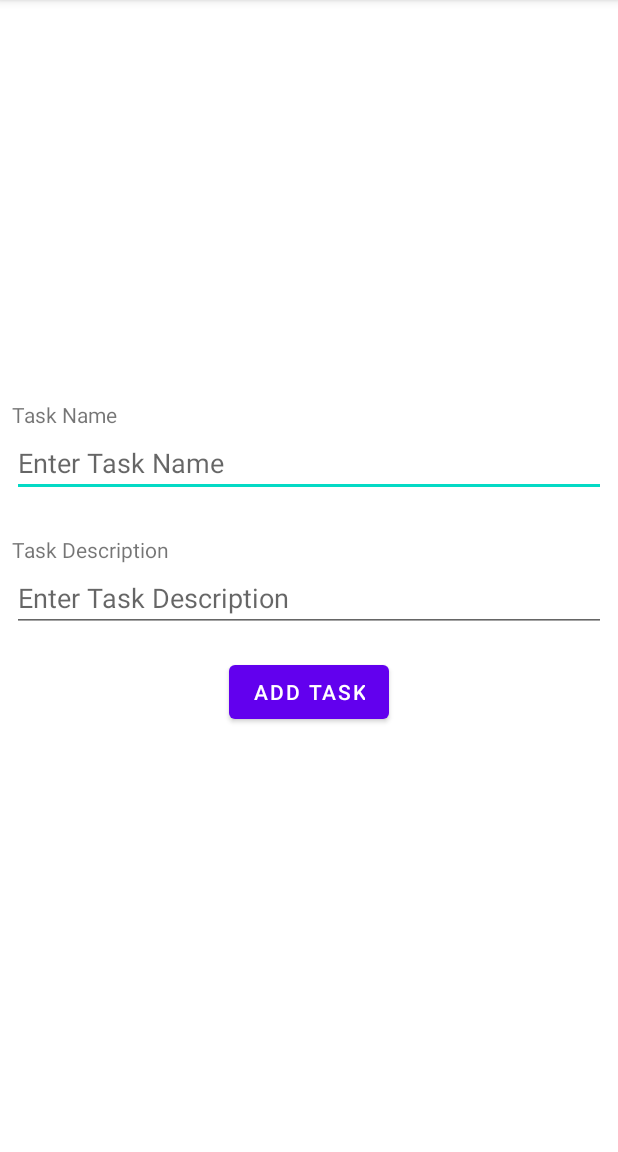
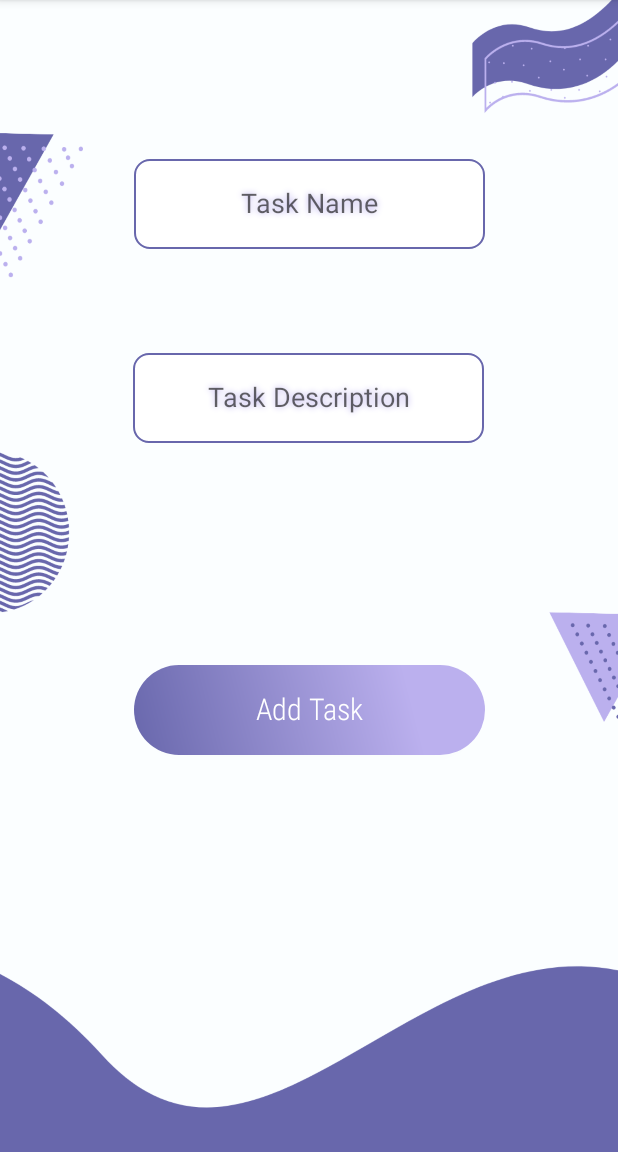
Before and after one commit to Haddadmj/TaskTimerApp, an Android app: the AddTask screen opened directly, with no data from a screen before it, on a phone screen of 412 x 824 dp, the part 84-1236 px from its top. Run offline under Robolectric (Android 15) with nearby library versions, the phone set to English and light mode, and no system bars; our stand-ins replace Firebase (no records; nobody signed in at launch, a user with empty details on screens opened directly).

Commit message:
TaskTimer Done with Design

```diff
--- a/app/src/main/java/com/mohammad/tasktimerapp/RVAdapte.kt
+++ b/app/src/main/java/com/mohammad/tasktimerapp/RVAdapte.kt
@@ -29,7 +29,7 @@ class RVAdapte(private val list: List<Task>) : RecyclerView.Adapter<RVAdapte.Vie
         countDownTimer.text = task.totalTimeSt
         holder.binding.apply {
             var running = false
-            tvTaskName.text = task._taskName
+            tvTaskName.text = "${task._taskName}\n${task.taskDescription}"
             Log.d("Timer", "onBindViewHolder: ${tvTaskName.gravity}")
             llCard.addView(countDownTimer)
         }
--- a/app/src/main/java/com/mohammad/tasktimerapp/RVAdapter.kt
+++ b/app/src/main/java/com/mohammad/tasktimerapp/RVAdapter.kt
@@ -35,7 +35,7 @@ class RVAdapter(private val list: List<Task>, private val activity: ViewTasks) :
         countDownTimer.gravity = 17
         holder.binding.apply {
             var running = false
-            tvTaskName.text = task._taskName
+            tvTaskName.text = "${task._taskName} : ${task.taskDescription}"
             Log.d("Timer", "onBindViewHolder: ${tvTaskName.gravity}")
             llCard.addView(countDownTimer)
             cvTask.setOnClickListener {
--- /dev/null
+++ b/app/src/main/res/drawable-v24/background.xml
@@ -0,0 +1,10 @@
+<?xml version="1.0" encoding="utf-8"?>
+<shape xmlns:android="http://schemas.android.com/apk/res/android"
+    android:shape="rectangle">
+
+    <gradient
+        android:angle="90"
+        android:startColor="#beafc2"
+        android:endColor="#6A2691"
+        android:type="linear" />
+</shape>
--- /dev/null
+++ b/app/src/main/res/drawable-v24/buttonshape.xml
@@ -0,0 +1,24 @@
+<?xml version="1.0" encoding="utf-8"?>
+<shape xmlns:android="http://schemas.android.com/apk/res/android" android:shape="rectangle" >
+    <corners
+        android:radius="100dp"
+        />
+    <gradient
+        android:angle="45"
+        android:centerX="78%"
+        android:centerColor="#BBB0EE"
+        android:startColor="#6867AC"
+        android:endColor="#BBB0EE"
+        android:type="linear"
+        />
+    <padding
+        android:left="0dp"
+        android:top="0dp"
+        android:right="0dp"
+        android:bottom="2dp"
+        />
+    <size
+        android:width="234dp"
+        android:height="60dp"
+        />
+</shape>
--- /dev/null
+++ b/app/src/main/res/drawable-v24/etshape.xml
@@ -0,0 +1,28 @@
+<?xml version="1.0" encoding="utf-8"?>
+<shape xmlns:android="http://schemas.android.com/apk/res/android" android:shape="rectangle" >
+    <corners
+        android:radius="10dp"
+        />
+    <gradient
+        android:angle="50"
+        android:centerX="78%"
+        android:centerColor="#ffffff"
+        android:startColor="#ffffff"
+        android:endColor="#ffffff"
+        android:type="linear"
+        />
+    <padding
+        android:left="0dp"
+        android:top="0dp"
+        android:right="0dp"
+        android:bottom="2dp"
+        />
+    <size
+        android:width="234dp"
+        android:height="60dp"
+        />
+    <stroke
+        android:width="1dp"
+        android:color="#6867AC"
+        />
+</shape>
--- a/app/src/main/res/layout/activity_add_task.xml
+++ b/app/src/main/res/layout/activity_add_task.xml
@@ -4,54 +4,60 @@
     xmlns:tools="http://schemas.android.com/tools"
     android:layout_width="match_parent"
     android:layout_height="match_parent"
-    android:layout_margin="8dp"
+    android:background="@drawable/bg_add"
     tools:context=".AddTask">
-
-    <LinearLayout
-        android:layout_width="match_parent"
-        android:layout_height="wrap_content"
-        android:orientation="vertical"
-        app:layout_constraintBottom_toBottomOf="parent"
-        app:layout_constraintEnd_toEndOf="parent"
-        app:layout_constraintStart_toStartOf="parent"
-        app:layout_constraintTop_toTopOf="parent">
-
-        <TextView
-            android:layout_width="match_parent"
-            android:layout_height="wrap_content"
-            android:text="Task Name" />
 
     <EditText
         android:id="@+id/etTaskName"
-            android:layout_width="match_parent"
+        android:layout_width="wrap_content"
         android:layout_height="wrap_content"
         android:ems="10"
-            android:hint="Enter Task Name"
-            android:inputType="textCapWords" />
-
-        <Space
-            android:layout_width="match_parent"
-            android:layout_height="25dp" />
-
-        <TextView
-            android:layout_width="match_parent"
-            android:layout_height="wrap_content"
-            android:text="Task Description" />
+        android:hint="Task Name"
+        android:shadowRadius="5"
+        android:shadowColor="#BBB0EE"
+        android:background="@drawable/etshape"
+        android:textAlignment="center"
+        android:inputType="textCapWords"
+        app:layout_constraintBottom_toBottomOf="parent"
+        app:layout_constraintEnd_toEndOf="parent"
+        app:layout_constraintHorizontal_bias="0.5"
+        app:layout_constraintStart_toStartOf="parent"
+        app:layout_constraintTop_toTopOf="parent"
+        app:layout_constraintVertical_bias="0.15" />
 
     <EditText
         android:id="@+id/etTaskDescription"
-            android:layout_width="match_parent"
+        android:layout_width="wrap_content"
         android:layout_height="wrap_content"
         android:ems="10"
-            android:inputType="textCapWords"
-            android:hint="Enter Task Description" />
+        android:inputType="textPersonName"
+        android:background="@drawable/etshape"
+        android:shadowRadius="5"
+        android:shadowColor="#BBB0EE"
+        android:textAlignment="center"
+        android:hint="Task Description"
+        app:layout_constraintBottom_toBottomOf="parent"
+        app:layout_constraintEnd_toEndOf="parent"
+        app:layout_constraintHorizontal_bias="0.497"
+        app:layout_constraintStart_toStartOf="parent"
+        app:layout_constraintTop_toBottomOf="@+id/etTaskName"
+        app:layout_constraintVertical_bias="0.128" />
 
-        <Button
+    <androidx.appcompat.widget.AppCompatButton
         android:id="@+id/addTaskBtn"
         android:layout_width="wrap_content"
         android:layout_height="wrap_content"
-            android:layout_gravity="center_horizontal"
-            android:layout_marginVertical="16dp"
-            android:text="Add Task" />
-    </LinearLayout>
+        android:background="@drawable/buttonshape"
+        android:fontFamily="sans-serif-condensed-light"
+        android:text="Add Task"
+        android:textAllCaps="false"
+        android:textColor="#FFFFFF"
+        android:textSize="20dp"
+        app:layout_constraintBottom_toBottomOf="parent"
+        app:layout_constraintEnd_toEndOf="parent"
+        app:layout_constraintHorizontal_bias="0.502"
+        app:layout_constraintStart_toStartOf="parent"
+        app:layout_constraintTop_toBottomOf="@+id/etTaskDescription"
+        app:layout_constraintVertical_bias="0.359" />
+
 </androidx.constraintlayout.widget.ConstraintLayout>
--- a/app/src/main/res/layout/activity_main.xml
+++ b/app/src/main/res/layout/activity_main.xml
@@ -4,25 +4,32 @@
     xmlns:tools="http://schemas.android.com/tools"
     android:layout_width="match_parent"
     android:layout_height="match_parent"
+    android:background="@drawable/bbg"
     tools:context=".MainActivity">
 
 
-    <Button
+    <androidx.appcompat.widget.AppCompatButton
         android:id="@+id/addTaskView"
         android:layout_width="200dp"
         android:layout_height="50dp"
+        android:background="@drawable/buttonshape"
         android:text="Add Task"
+        android:textColor="@color/white"
         app:layout_constraintBottom_toBottomOf="parent"
         app:layout_constraintEnd_toEndOf="parent"
+        app:layout_constraintHorizontal_bias="0.5"
         app:layout_constraintStart_toStartOf="parent"
-        app:layout_constraintTop_toTopOf="parent" />
+        app:layout_constraintTop_toTopOf="parent"
+        app:layout_constraintVertical_bias="0.65" />
 
-    <Button
+    <androidx.appcompat.widget.AppCompatButton
         android:id="@+id/viewTaskView"
         android:layout_width="200dp"
         android:layout_height="50dp"
         android:layout_marginTop="32dp"
+        android:background="@drawable/buttonshape"
         android:text="View Tasks"
+        android:textColor="@color/white"
         app:layout_constraintEnd_toEndOf="parent"
         app:layout_constraintStart_toStartOf="parent"
         app:layout_constraintTop_toBottomOf="@+id/addTaskView" />
--- a/app/src/main/res/layout/activity_view_tasks.xml
+++ b/app/src/main/res/layout/activity_view_tasks.xml
@@ -8,8 +8,12 @@
     tools:context=".ViewTasks">
 
     <androidx.recyclerview.widget.RecyclerView
-        tools:listitem="@layout/task_row"
         android:id="@+id/rvMain"
         android:layout_width="match_parent"
-        android:layout_height="match_parent" />
+        android:layout_height="match_parent"
+        app:layout_constraintBottom_toBottomOf="parent"
+        app:layout_constraintEnd_toEndOf="parent"
+        app:layout_constraintStart_toStartOf="parent"
+        app:layout_constraintTop_toTopOf="parent"
+        tools:listitem="@layout/task_row" />
 </androidx.constraintlayout.widget.ConstraintLayout>
--- a/app/src/main/res/layout/task_row.xml
+++ b/app/src/main/res/layout/task_row.xml
@@ -9,7 +9,7 @@
     <androidx.cardview.widget.CardView
         android:id="@+id/cvTask"
         android:layout_width="match_parent"
-        android:layout_height="60dp"
+        android:layout_height="100dp"
         app:cardCornerRadius="16dp"
         app:cardUseCompatPadding="true">
 
@@ -17,15 +17,16 @@
             android:id="@+id/llCard"
             android:layout_width="match_parent"
             android:layout_height="wrap_content"
+            android:background="@drawable/card"
             android:orientation="vertical">
 
             <TextView
                 android:id="@+id/tvTaskName"
                 android:layout_width="match_parent"
-                android:layout_height="match_parent"
-                android:gravity="center"
-                android:lines="1"
-                android:text="TextView" />
+                android:layout_height="wrap_content"
+                android:layout_marginVertical="8dp"
+                android:text="TextView"
+                android:textAlignment="center" />
 
 
         </LinearLayout>
```
Also changed, not shown: app/src/main/res/drawable-v24/bbg.png (added), app/src/main/res/drawable-v24/bg_add.png (added), app/src/main/res/drawable-v24/card.png (added). Lines whose indentation alone changed are shown as unchanged.
